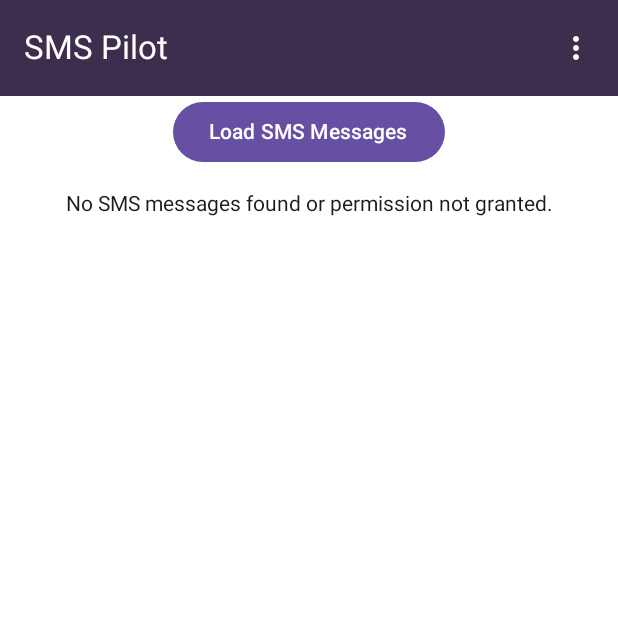
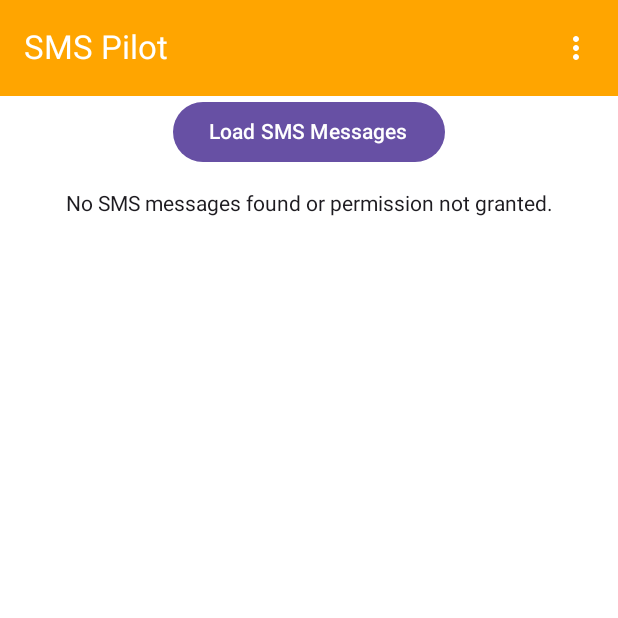
Before and after one commit to km2795/sms-pilot, an Android app built with Jetpack Compose: the screen it shows after launch (MainActivity), on a phone screen of 412 x 824 dp, the top half of it. Run offline under Robolectric (Android 15) with nearby library versions, the phone set to English and light mode, and no system bars; libraries missing offline, so code that uses them is left out: org.tensorflow.lite.

Commit message:
Improve UI.

```diff
--- a/app/src/main/java/sr79/works/smspilot/composables/LandingPage.kt
+++ b/app/src/main/java/sr79/works/smspilot/composables/LandingPage.kt
@@ -30,7 +30,6 @@ import sr79.works.smspilot.AppHandler
 import sr79.works.smspilot.DataStore
 import sr79.works.smspilot.LandingPageViewModel
 import sr79.works.smspilot.Thread
-import java.nio.MappedByteBuffer
 
 /**
  * First or Main screen of the App.
@@ -122,7 +121,6 @@ fun LandingPage(
     modifier = Modifier,
     horizontalAlignment = Alignment.CenterHorizontally
   ) {
-
     TopAppBar(
       title = { Text(appTitle) },
       navigationIcon = {},
@@ -136,10 +134,11 @@ fun LandingPage(
         )
       },
       colors = TopAppBarDefaults.topAppBarColors(
-        containerColor = Color.hsv(270f, 0.4f, 0.3f),
+        containerColor = Color.hsl(38.8f, 1f, 0.5f),
         titleContentColor = Color.hsv(0f, 0f, 1f)
       ),
-      modifier = Modifier.shadow(6.dp)
+      modifier = Modifier
+        .shadow(10.dp)
     )
     Column(
       modifier = Modifier
```
